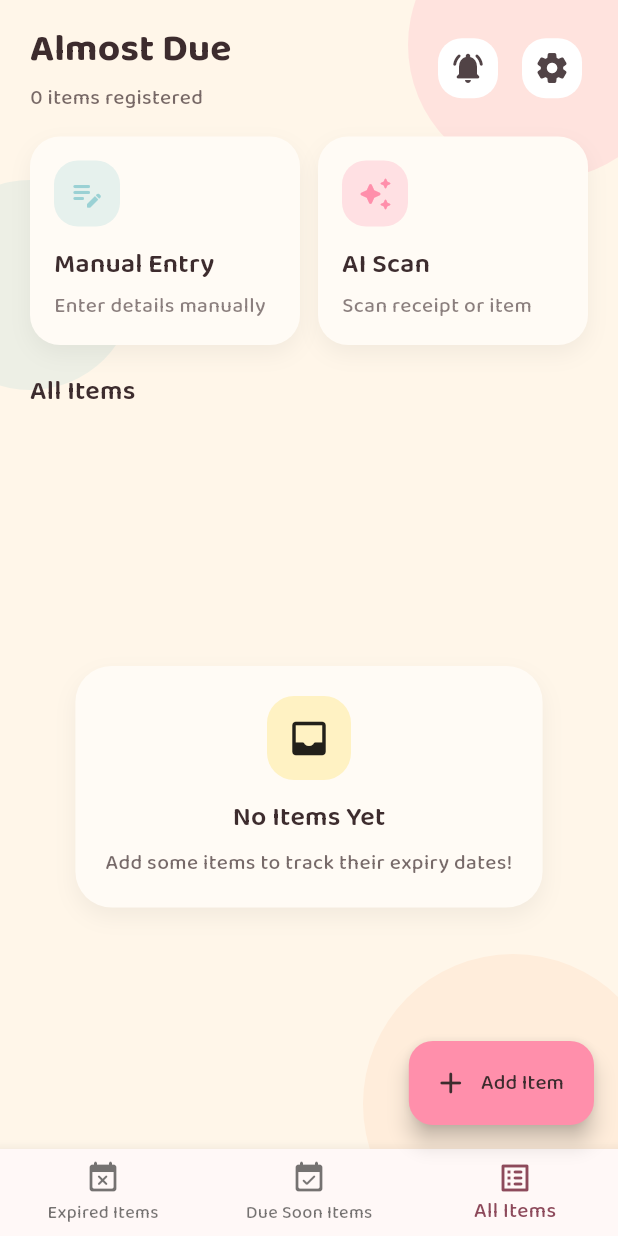
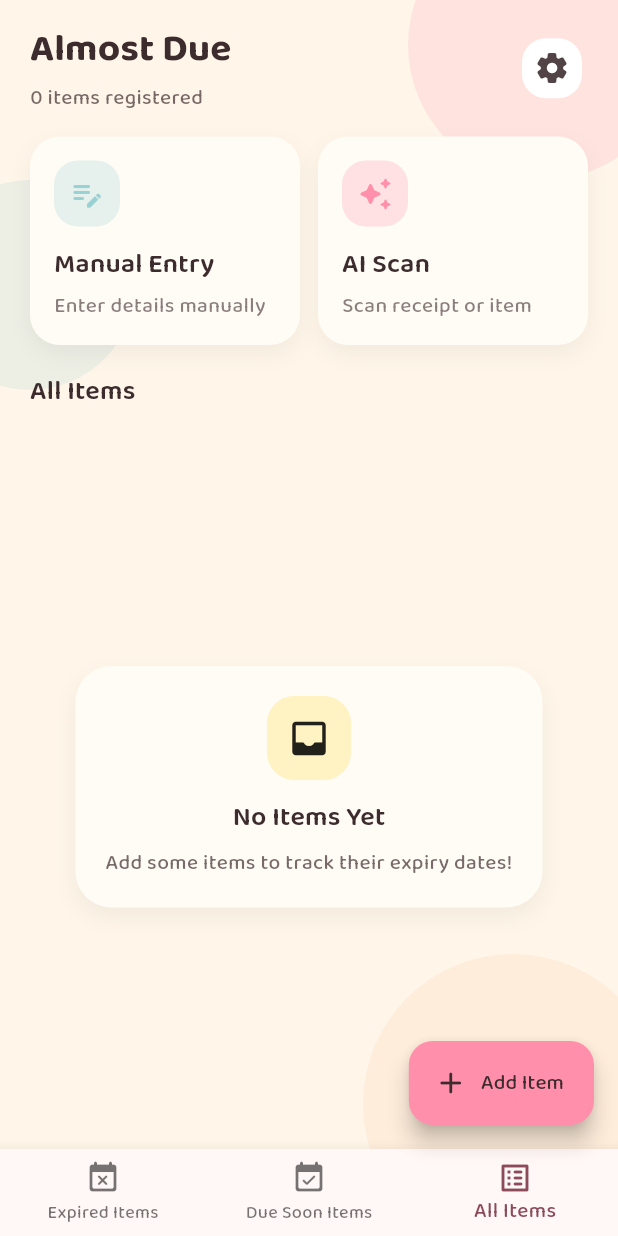
Before and after one commit to leesama/almost_due_app, a Flutter app: the screen it shows after launch, on a phone screen of 412 x 824 dp. Run offline on Flutter 3.47's test engine with Material 3 defaults, Android fonts, the phone set to English and light mode, and no system bars; our stand-ins replace flutter_local_notifications, flutter_riverpod, flutter_smart_dialog, go_router, google_fonts, riverpod_annotation and 2 more; generated files the repository leaves out were written again.

Commit message:
chore: Temporarily disable notification icon button in home header.

```diff
--- a/lib/ui/widgets/home_header.dart
+++ b/lib/ui/widgets/home_header.dart
@@ -41,19 +41,19 @@ class HomeHeader extends ConsumerWidget {
             ],
           ),
         ),
-        IconButton(
-          onPressed: () async {
-            await ref.read(notificationServiceProvider).showTestNotification();
-          },
-          icon: const Icon(Icons.notifications_active_rounded),
-          style: IconButton.styleFrom(
-            backgroundColor: Colors.white,
-            shape: RoundedRectangleBorder(
-              borderRadius: BorderRadius.circular(16),
-            ),
-          ),
-        ),
-        const SizedBox(width: 8),
+        // IconButton(
+        //   onPressed: () async {
+        //     await ref.read(notificationServiceProvider).showTestNotification();
+        //   },
+        //   icon: const Icon(Icons.notifications_active_rounded),
+        //   style: IconButton.styleFrom(
+        //     backgroundColor: Colors.white,
+        //     shape: RoundedRectangleBorder(
+        //       borderRadius: BorderRadius.circular(16),
+        //     ),
+        //   ),
+        // ),
+        // const SizedBox(width: 8),
         IconButton(
           onPressed: onSettings,
           icon: const Icon(Icons.settings_rounded),
```
